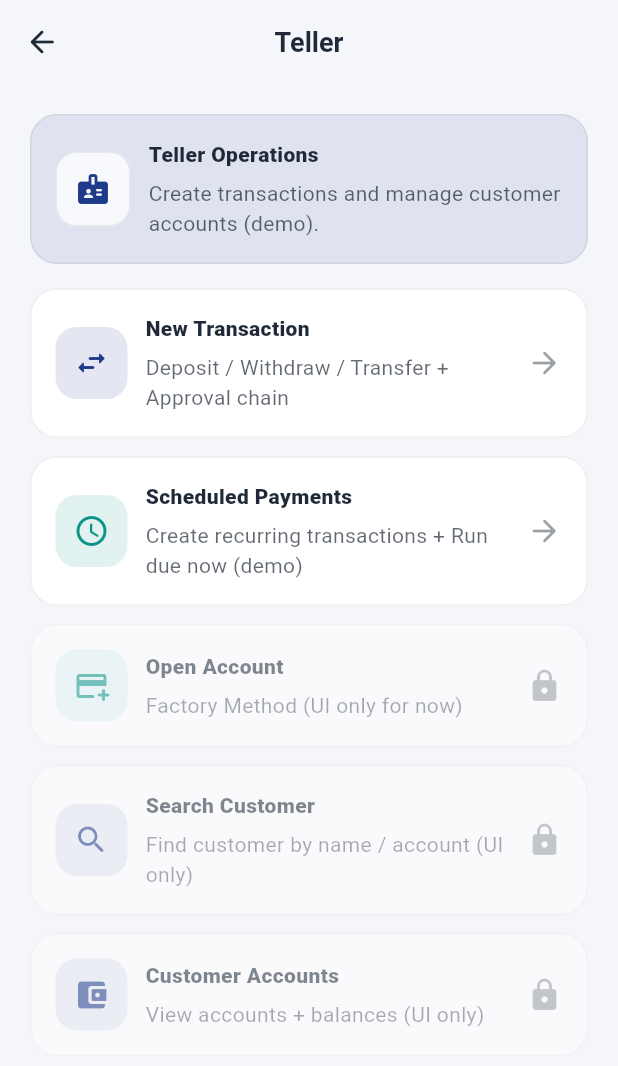
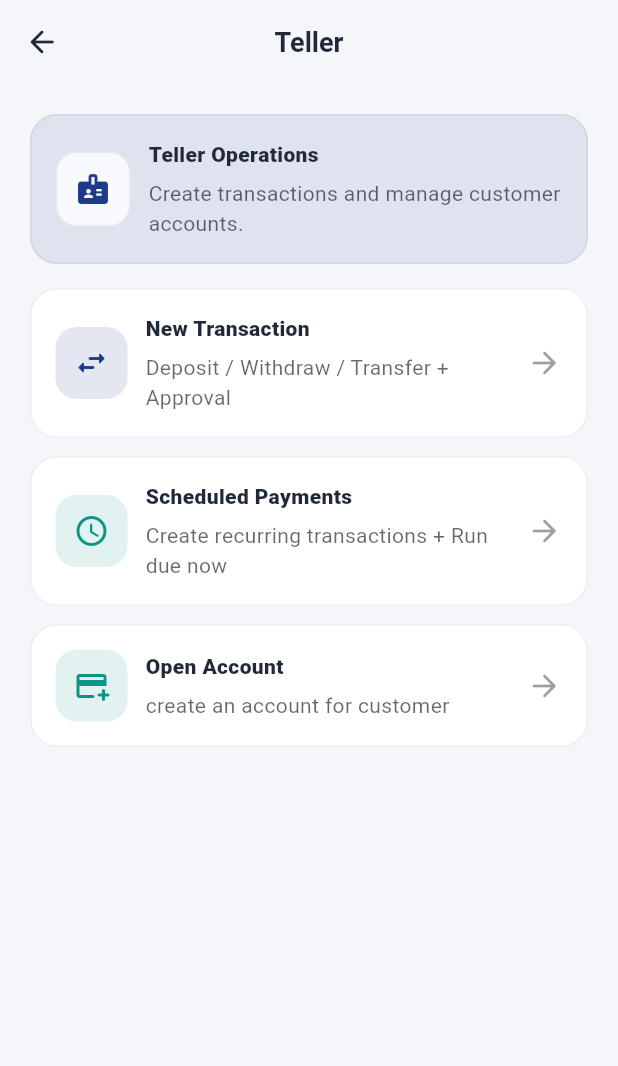
Before and after one commit to sharbel10/banking_system, a Flutter app: the TellerHomePage screen opened by its route, on a phone screen of 412 x 824 dp. Shown: the top 1066 px of the screen. Run offline on Flutter 3.47's test engine with Material 3 defaults, Android fonts, the phone set to English and light mode, and no system bars; our stand-ins replace flutter_bloc, get_it, go_router, logger.

Commit message:
create account for customer in teller page

```diff
--- a/lib/app/router.dart
+++ b/lib/app/router.dart
@@ -1,6 +1,7 @@
 import 'package:go_router/go_router.dart';
 
 import '../features/role_selection/presentation/role_selection_page.dart';
+import '../features/staff/presentation/pages/create_account_page.dart';
 import '../features/staff/presentation/pages/scheduled_transaction_page.dart';
 import '../features/staff/presentation/pages/staff_dashboard_page.dart';
 import '../features/staff/presentation/pages/teller_homepage.dart';
@@ -30,7 +31,10 @@ class AppRouter {
         path: '/staff/teller/scheduled',
         builder: (_, __) => const ScheduledTransactionsPage(),
       ),
-
+      GoRoute(
+        path: '/staff/teller/create-account',
+        builder: (_, __) => const CreateAccountPage(),
+      ),
     ],
   );
 }
--- a/lib/core/auth/permission_guard.dart
+++ b/lib/core/auth/permission_guard.dart
@@ -6,6 +6,7 @@ enum Permission {
   approveTransaction,
   rejectTransaction,
   manageScheduled,
+  manageAccounts
 }
 
 class PermissionGuard {
@@ -24,6 +25,9 @@ class PermissionGuard {
       role == UserRole.manager || role == UserRole.admin,
       Permission.manageScheduled =>
       role == UserRole.teller || role == UserRole.manager || role == UserRole.admin,
+      Permission.manageAccounts =>
+      role == UserRole.teller || role == UserRole.manager || role == UserRole.admin,
+
     };
 
     return allowed ? const Success(null) : const Failure('Unauthorized');
--- a/lib/features/banking/data/services/scheduled_transaction_service.dart
+++ b/lib/features/banking/data/services/scheduled_transaction_service.dart
@@ -2,7 +2,7 @@ import '../../../../core/auth/permission_guard.dart';
 import '../../../../core/utils/result.dart';
 import '../../data/datasources/banking_local_datasources.dart';
 import '../../domain/entities/transaction_entity.dart';
-import '../../domain/scheduled_transaction_entity.dart';
+import '../../domain/entities/scheduled_transaction_entity.dart';
 
 class ScheduledTransactionService {
   final BankingLocalDataSource _ds;
--- a/lib/features/banking/domain/scheduled_transaction_entity.dart
+++ b/lib/features/banking/domain/entities/scheduled_transaction_entity.dart
@@ -1,4 +1,4 @@
-import 'entities/transaction_entity.dart';
+import 'transaction_entity.dart';
 enum ScheduleFrequency { once, daily, weekly, monthly }
 
 class ScheduledTransactionEntity {
--- a/lib/features/staff/presentation/pages/teller_homepage.dart
+++ b/lib/features/staff/presentation/pages/teller_homepage.dart
@@ -22,7 +22,7 @@ class TellerHomePage extends StatelessWidget {
           children: [
             _HeaderCard(
               title: 'Teller Operations',
-              subtitle: 'Create transactions and manage customer accounts (demo).',
+              subtitle: 'Create transactions and manage customer accounts.',
               icon: Icons.badge_rounded,
               tint: cs.primary.withOpacity(0.10),
             ),
@@ -33,7 +33,7 @@ class TellerHomePage extends StatelessWidget {
                 children: [
                   _ActionTile(
                     title: 'New Transaction',
-                    subtitle: 'Deposit / Withdraw / Transfer + Approval chain',
+                    subtitle: 'Deposit / Withdraw / Transfer + Approval',
                     icon: Icons.swap_horiz_rounded,
                     accent: cs.primary,
                     onTap: () => context.go('/staff/teller/new-transaction'),
@@ -42,7 +42,7 @@ class TellerHomePage extends StatelessWidget {
                   const SizedBox(height: 12),
                   _ActionTile(
                     title: 'Scheduled Payments',
-                    subtitle: 'Create recurring transactions + Run due now (demo)',
+                    subtitle: 'Create recurring transactions + Run due now',
                     icon: Icons.schedule_rounded,
                     accent: cs.tertiary,
                     onTap: () => context.go('/staff/teller/scheduled'),
@@ -51,30 +51,31 @@ class TellerHomePage extends StatelessWidget {
                   const SizedBox(height: 12),
                   _ActionTile(
                     title: 'Open Account',
-                    subtitle: 'Factory Method (UI only for now)',
+                    subtitle: 'create an account for customer',
                     icon: Icons.add_card_rounded,
                     accent: cs.secondary,
-                    onTap: () {},
-                    enabled: false,
+                    onTap: () => context.go('/staff/teller/create-account'),
+                    enabled: true,
                   ),
+
                   const SizedBox(height: 12),
-                  _ActionTile(
-                    title: 'Search Customer',
-                    subtitle: 'Find customer by name / account (UI only)',
-                    icon: Icons.search_rounded,
-                    accent: cs.primary,
-                    onTap: () {},
-                    enabled: false,
-                  ),
-                  const SizedBox(height: 12),
-                  _ActionTile(
-                    title: 'Customer Accounts',
-                    subtitle: 'View accounts + balances (UI only)',
-                    icon: Icons.account_balance_wallet_rounded,
-                    accent: cs.primary,
-                    onTap: () {},
-                    enabled: false,
-                  ),
+                  // _ActionTile(
+                  //   title: 'Search Customer',
+                  //   subtitle: 'Find customer by name / account (UI only)',
+                  //   icon: Icons.search_rounded,
+                  //   accent: cs.primary,
+                  //   onTap: () {},
+                  //   enabled: false,
+                  // ),
+                  // const SizedBox(height: 12),
+                  // _ActionTile(
+                  //   title: 'Customer Accounts',
+                  //   subtitle: 'View accounts + balances (UI only)',
+                  //   icon: Icons.account_balance_wallet_rounded,
+                  //   accent: cs.primary,
+                  //   onTap: () {},
+                  //   enabled: false,
+                  // ),
                 ],
               ),
             ),
```
Also changed, not shown: lib/features/banking/data/datasources/banking_local_datasources.dart (+10 -4 lines), lib/features/banking/domain/entities/account_entity.dart (+13 -3 lines), lib/features/banking/patterns/facade/banking_facade.dart (+29 -1 lines), lib/features/banking/patterns/factories/account_factory.dart (added, +44 -0 lines), lib/features/staff/presentation/pages/create_account_page.dart (added, +136 -0 lines), lib/features/staff/presentation/pages/scheduled_transaction_page.dart (+1 -8 lines).
